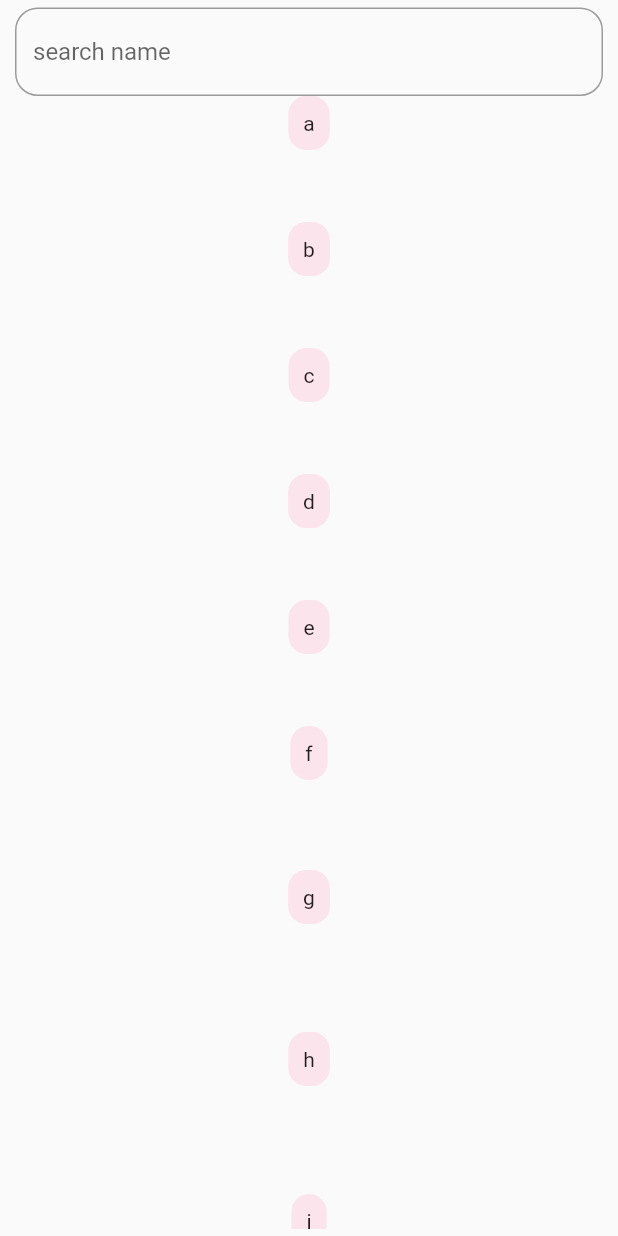
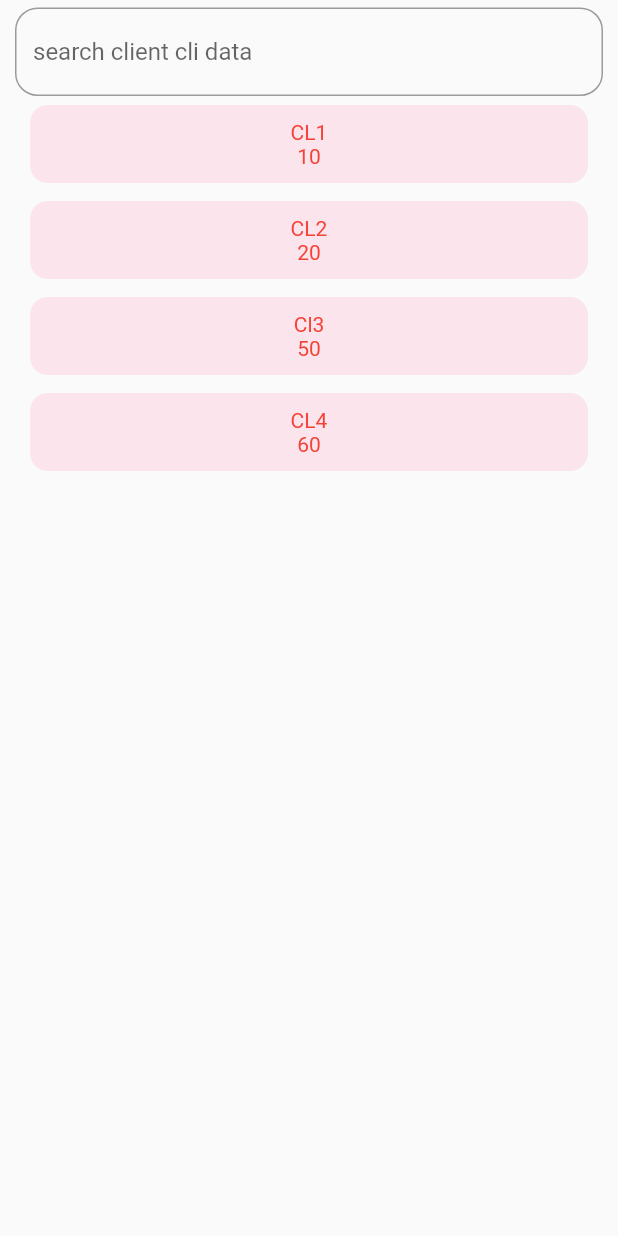
Before and after one commit to Dharmeshkatariya/filterapi_data, a Flutter app: the screen it shows after launch, on a phone screen of 412 x 824 dp. Run offline on Flutter 3.47's test engine with Material 2 defaults, Android fonts, the phone set to English and light mode, and no system bars.

Commit message:
add filterdata

```diff
--- a/lib/homescreen.dart
+++ b/lib/homescreen.dart
@@ -77,6 +77,29 @@ class _HomeScreenState extends State<HomeScreen> {
   _sortList() {
     mlist.sort((a, b) => a.compareTo(b));
     _filterList();
+    _sortedData();
+  }
+
+  _sortedData() {
+    var cli = ['CL1', "CL2", "Cl3", "CL4"];
+    List<UserDetails> userDetaillist = [];
+    List<int> age = [10, 20, 50, 60,];
+    for (int i = 0; i < cli.length; i++) {
+      UserDetails userDetails = UserDetails();
+      userDetails.name = cli[i];
+      userDetails.age = age[i];
+      userDetaillist.add(userDetails)
+      ;
+    }
+    filterData.clintlist.addAll(cli);
+
+    filterData.userDetail.addAll(userDetaillist);
+
+    // Make sure to set the filterData object to the class variable
+    // This ensures that the data is available in the build method
+    setState(() {
+      filterData = filterData;
+    });
   }
 
   List<NameData> finalList = [];
@@ -96,6 +119,7 @@ class _HomeScreenState extends State<HomeScreen> {
           NameData nameData = NameData();
           nameData.name = nameList[0][0];
           nameData.nameList = nameList1;
+
           finalList.add(nameData);
         }
         nameList.clear();
@@ -108,7 +132,7 @@ class _HomeScreenState extends State<HomeScreen> {
   }
 
   final searchController = TextEditingController();
-
+  FilterData filterData = FilterData() ;
   @override
   Widget build(BuildContext context) {
     return Scaffold(
@@ -119,19 +143,90 @@ class _HomeScreenState extends State<HomeScreen> {
             children: [
               TextFormField(
                 onChanged: (value) {
-                  _searchName(value);
+                  _searchForFilterData(value);
                 },
                 controller: searchController,
                 decoration: InputDecoration(
-                    hintText: "search name",
+                    hintText: "search client cli data",
                     border: OutlineInputBorder(
                       borderRadius: BorderRadius.circular(15),
                     )),
               ),
+              // searchController.text.isNotEmpty
+              //     ? Expanded(
+              //   child: ListView.builder(
+              //       itemCount: searchList.length,
+              //       itemBuilder: (BuildContext context, int index) {
+              //         return Container(
+              //           padding: const EdgeInsets.symmetric(
+              //               horizontal: 10, vertical: 10),
+              //           margin: const EdgeInsets.symmetric(
+              //               horizontal: 10, vertical: 6),
+              //           decoration: BoxDecoration(
+              //             color: Colors.pink.shade50,
+              //             borderRadius: BorderRadius.circular(12),
+              //           ),
+              //           child: Text(searchList[index]),
+              //         );
+              //       }),
+              // )
+              //     : Expanded(
+              //   child: ListView.builder(
+              //       itemCount: finalList.length,
+              //       itemBuilder: (BuildContext context, int index) {
+              //         NameData nameData = finalList[index];
+              //         return Column(
+              //           children: [
+              //             GestureDetector(
+              //               onTap: () =>
+              //               {
+              //                 finalList[index].isExpand =
+              //                 !finalList[index].isExpand,
+              //                 setState(() {}),
+              //               },
+              //               child: Container(
+              //                 padding: const EdgeInsets.symmetric(
+              //                     horizontal: 10, vertical: 10),
+              //                 margin: const EdgeInsets.symmetric(
+              //                     horizontal: 10, vertical: 0),
+              //                 decoration: BoxDecoration(
+              //                   color: Colors.pink.shade50,
+              //                   borderRadius: BorderRadius.circular(12),
+              //                 ),
+              //                 child: Text(nameData.name),
+              //               ),
+              //             ),
+              //             ListView.builder(
+              //                 itemCount: nameData.nameList.length,
+              //                 physics:
+              //                 const NeverScrollableScrollPhysics(),
+              //                 shrinkWrap: true,
+              //                 itemBuilder:
+              //                     (BuildContext context, int index) {
+              //                   return Container(
+              //                     height: nameData.isExpand ? null : 0,
+              //                     padding: const EdgeInsets.symmetric(
+              //                         horizontal: 10, vertical: 10),
+              //                     margin: const EdgeInsets.symmetric(
+              //                         horizontal: 10, vertical: 6),
+              //                     decoration: BoxDecoration(
+              //                       color: Colors.pink.shade50,
+              //                       borderRadius:
+              //                       BorderRadius.circular(12),
+              //                     ),
+              //                     child: Text(nameData.nameList[index]),
+              //                   );
+              //                 }),
+              //           ],
+              //         );
+              //       }),
+              // ),
+
+              // Inside your HomeScreen class...
               searchController.text.isNotEmpty
                   ? Expanded(
                 child: ListView.builder(
-                        itemCount: searchList.length,
+                    itemCount: searchListFilterData.length,
                     itemBuilder: (BuildContext context, int index) {
                       return Container(
                         padding: const EdgeInsets.symmetric(
@@ -142,60 +237,34 @@ class _HomeScreenState extends State<HomeScreen> {
                           color: Colors.pink.shade50,
                           borderRadius: BorderRadius.circular(12),
                         ),
-                            child: Text(searchList[index]),
+                        child: Text(searchListFilterData[index]),
                       );
                     }),
-                  )
-                  : Expanded(
+              ) :
+              Expanded(
                 child: ListView.builder(
-                          itemCount: finalList.length,
+                    itemCount: filterData.clintlist.length,
+                    physics: const NeverScrollableScrollPhysics(),
+                    shrinkWrap: true,
                     itemBuilder: (BuildContext context, int index) {
-                            NameData nameData = finalList[index];
-                            return Column(
-                              children: [
-                                GestureDetector(
-                                  onTap: () => {
-                                    finalList[index].isExpand =
-                                        !finalList[index].isExpand,
-                                    setState(() {}),
-                                  },
-                                  child: Container(
-                                    padding: const EdgeInsets.symmetric(
-                                        horizontal: 10, vertical: 10),
-                                    margin: const EdgeInsets.symmetric(
-                                        horizontal: 10, vertical: 0),
+                      return Container(
+                        padding: const EdgeInsets.symmetric(horizontal: 10, vertical: 10),
+                        margin: const EdgeInsets.symmetric(horizontal: 10, vertical: 6),
                         decoration: BoxDecoration(
                           color: Colors.pink.shade50,
                           borderRadius: BorderRadius.circular(12),
                         ),
-                                    child: Text(nameData.name),
+                        child: Column(
+                          children: [
+                            Text(filterData.clintlist[index],style: TextStyle(color: Colors.red),),
+                            Text(filterData.userDetail[index].age.toString(),style: TextStyle(color: Colors.red),),
+                          ],
+                        ),
+                      );
+                    }
                 ),
               ),
-                                ListView.builder(
-                                    itemCount: nameData.nameList.length,
-                                    physics:
-                                        const NeverScrollableScrollPhysics(),
-                                    shrinkWrap: true,
-                                    itemBuilder:
-                                        (BuildContext context, int index) {
-                                      return Container(
-                                        height: nameData.isExpand ? null : 0,
-                                        padding: const EdgeInsets.symmetric(
-                                            horizontal: 10, vertical: 10),
-                                        margin: const EdgeInsets.symmetric(
-                                            horizontal: 10, vertical: 6),
-                                        decoration: BoxDecoration(
-                                          color: Colors.pink.shade50,
-                                          borderRadius:
-                                              BorderRadius.circular(12),
-                                        ),
-                                        child: Text(nameData.nameList[index]),
-                                      );
-                                    }),
-                              ],
-                            );
-                          }),
-                    ),
+
             ],
           ),
         ),
@@ -203,6 +272,22 @@ class _HomeScreenState extends State<HomeScreen> {
     );
   }
 
+
+
+  List<String> searchListFilterData  =[] ;
+  _searchForFilterData(String str){
+    searchListFilterData.clear() ;
+    if(str.isNotEmpty){
+      for (int i = 0; i < filterData.clintlist.length; i++) {
+        if (filterData.clintlist[i].toLowerCase().contains(str.toLowerCase())) {
+          searchListFilterData.add(filterData.clintlist[i]);
+        }
+      }
+      setState(() {
+
+      });
+    }
+  }
   _searchName(String str) {
     searchList.clear();
     if (str.isNotEmpty) {
@@ -222,3 +307,16 @@ class NameData {
   List<String> nameList = [];
   bool isExpand = false;
 }
+
+class FilterData {
+  List<String> clintlist = [];
+
+  List<UserDetails> userDetail = [];
+}
+
+
+class UserDetails {
+  String name = "";
+
+  int age = 10;
+}
```
Also changed, not shown: pubspec.lock, 1 other file. Lines whose indentation alone changed are shown as unchanged.
